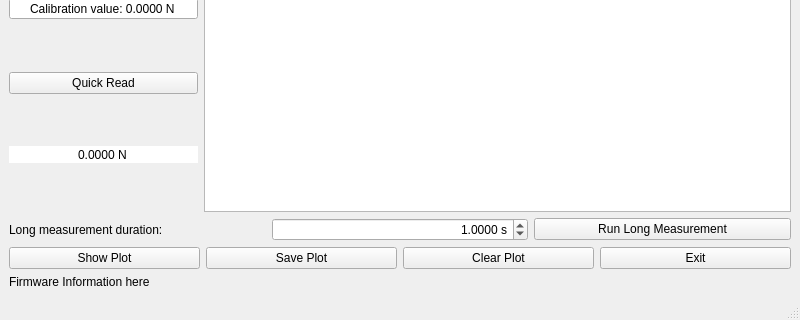
First picture: the form in thorlabs/LoadCell_HX711_MVC/src/loadcell_hx711_mvc/DesignerGuiMjolnir.ui, repository NatuurkundePracticumAmsterdam/Use-the-Force, before the edit; both pictures show x 0 to 800 and y 280 to 600 of the 800 by 600 pixel window.
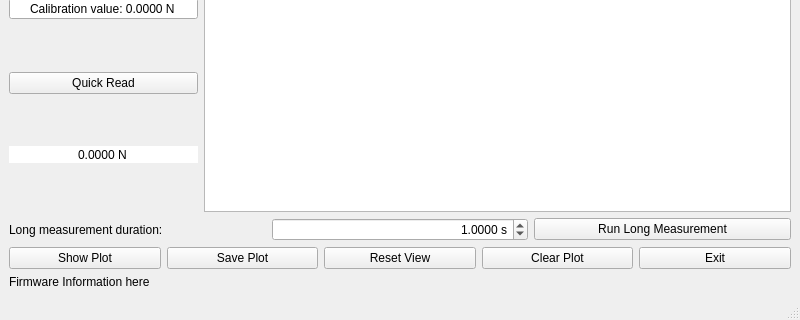
Second picture: the form after the edit. Custom widgets are drawn as their Qt base class.

Commit message: Implemented small gui feature to reset view on plot

What changed in the file:
```diff
--- a/thorlabs/LoadCell_HX711_MVC/src/loadcell_hx711_mvc/DesignerGuiMjolnir.ui
+++ b/thorlabs/LoadCell_HX711_MVC/src/loadcell_hx711_mvc/DesignerGuiMjolnir.ui
@@ -175,6 +175,13 @@
         </property>
        </widget>
       </item>
+      <item>
+       <widget class="QPushButton" name="ResetViewButton">
+        <property name="text">
+         <string>Reset View</string>
+        </property>
+       </widget>
+      </item>
       <item>
        <widget class="QPushButton" name="ClearPlot">
         <property name="text">
```
The commit also changes 2 other files.
